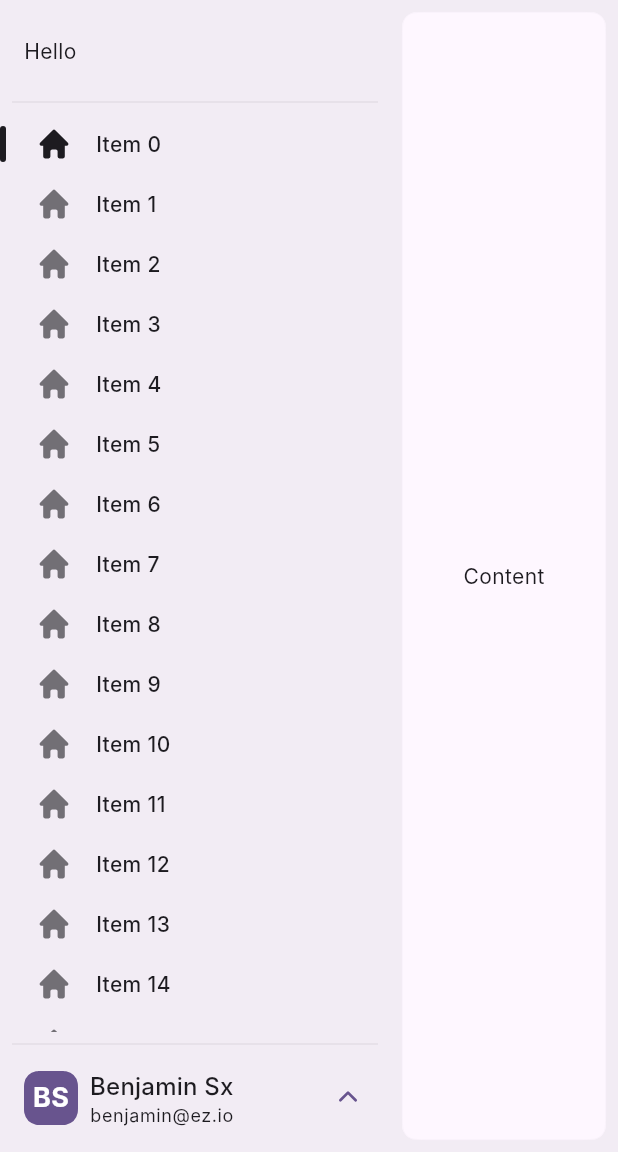
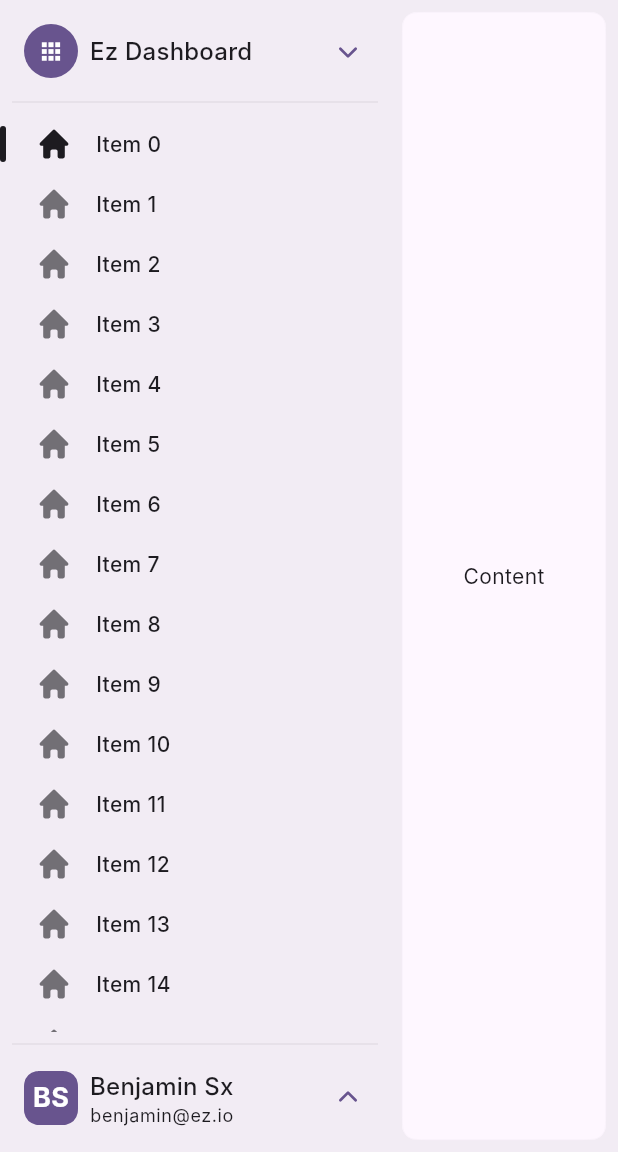
Before and after one commit to bsolca/ez-ui-flutter, a Flutter app: the screen it shows after launch, on a phone screen of 412 x 824 dp, the part 84-1236 px from its top. Run offline on Flutter 3.47's test engine with Material 3 defaults, Android fonts, the light colour scheme and no system bars; drawn by our look-alikes of dropdown_button2; our stand-ins replace flutter_riverpod, flutter_svg, freezed_annotation, go_router, hive, hive_flutter and 1 more; missing offline and left inert: country_flags, quick_log, web_smooth_scroll; accounts and stored records are empty; generated files the repository leaves out were written again; Roboto replaces fonts that are missing (Inter).

Commit message:
Add sidebar header

```diff
--- a/lib/src/shared/ez_icon/ez_icons.dart
+++ b/lib/src/shared/ez_icon/ez_icons.dart
@@ -5,8 +5,13 @@ const String _basePath = 'assets/hero_icons/';
 enum EzIcons {
   /// Chevron up mini icon
   chevronUpMini,
+
+  /// Chevron down mini icon
+  chevronDownMini,
+
   /// Home mini icon
   homeMini,
+
   // Add more icons here as needed
 }
 
@@ -17,6 +22,8 @@ extension EzIconPath on EzIcons {
     switch (this) {
       case EzIcons.chevronUpMini:
         return '${_basePath}chevron-up-mini.svg';
+      case EzIcons.chevronDownMini:
+        return '${_basePath}chevron-down-mini.svg';
       case EzIcons.homeMini:
         return '${_basePath}home-mini.svg';
     }
--- a/lib/src/shared/ez_sidebar/ez_sidebar.dart
+++ b/lib/src/shared/ez_sidebar/ez_sidebar.dart
@@ -90,9 +90,8 @@ class _EzSidebarState extends State<EzSidebar> {
         child: Column(
           children: [
             EzSidebarHeader(
-              logo: widget.logo,
-              headerText: widget.headerText,
-              headerDropdown: widget.headerDropdown,
+              onTap: () => print('Logo tapped'),
+              appName: 'Ez Dashboard',
             ),
             divider,
             Expanded(
@@ -136,7 +135,7 @@ class _EzSidebarState extends State<EzSidebar> {
                     selectedIndex: widget.currentIndex,
                     indicatorColor:
                     EzSidebarConsts.getIndicatorColor(colorScheme),
-                    indicatorPadding: EzSidebarConsts.indicatorPadding,
+                    indicatorPadding: EzSidebarConsts.indicatorVerticalPadding,
                   ),
                 ],
               ),
--- a/lib/src/shared/ez_sidebar/ez_sidebar_consts.dart
+++ b/lib/src/shared/ez_sidebar/ez_sidebar_consts.dart
@@ -14,13 +14,32 @@ class EzSidebarConsts {
   static const double sidebarWidth = 260;
 
   // ************
-  // Divider
+  // Padding and Margins
   // ************
 
-  /// Divider padding
+  /// General horizontal padding
   static const EdgeInsets horizontalPadding = EdgeInsets.symmetric(
     horizontal: 8,
   );
+
+  /// General content padding inside items
+  static const EdgeInsets contentPadding = EdgeInsets.symmetric(
+    horizontal: 16,
+    vertical: 8,
+  );
+
+  /// Padding to the right of the icon in SidebarItem
+  static const EdgeInsets sidebarItemIconPadding = EdgeInsets.only(right: 16);
+
+  /// Header padding
+  static const EdgeInsets headerPadding = EdgeInsets.all(16);
+
+  /// Footer padding
+  static const EdgeInsets footerPadding = EdgeInsets.all(8);
+
+  // ************
+  // Divider
+  // ************
 
   /// Divider thickness
   static const double dividerThickness = 1;
@@ -48,30 +67,13 @@ class EzSidebarConsts {
   // Indicator
   // ************
 
-  /// Padding for sidebar indicator
-  static const EdgeInsets indicatorPadding = EdgeInsets.symmetric(vertical: 8);
-
   /// Default indicator vertical padding
-  static const double indicatorVerticalPadding = 8;
+  static const indicatorVerticalPadding = EdgeInsets.symmetric(vertical: 8);
 
   /// Returns the indicator color based on the color scheme.
   static Color getIndicatorColor(ColorScheme colorScheme) {
     return colorScheme.onSurface;
   }
-
-  // *****************
-  // Sidebar Header
-  // *****************
-
-  /// Padding for sidebar header
-  static const EdgeInsets headerPadding = EdgeInsets.all(16);
-
-  // *****************
-  // Sidebar Footer
-  // *****************
-
-  /// Padding for sidebar footer
-  static const EdgeInsets footerPadding = EdgeInsets.all(8);
 
   // ***********
   // Sidebar Item
@@ -89,23 +91,11 @@ class EzSidebarConsts {
   /// Overlay color opacity for sidebar items
   static const int itemOverlayOpacity = 20;
 
-  /// Padding for SidebarItem content
-  static const EdgeInsets sidebarItemContentPadding =
-      EdgeInsets.symmetric(horizontal: 16, vertical: 8);
-
-  /// Padding to the right of the icon in SidebarItem
-  static const EdgeInsets sidebarItemIconPadding = EdgeInsets.only(right: 16);
-
-  /// Text style for SidebarItem
-  static const TextStyle sidebarItemTextStyle = TextStyle(
-    fontWeight: FontWeight.w500,
-  );
-
   /// Size of the SVG icon in SidebarItem
   static const double sidebarItemIconSize = 24;
 
-  /// Border radius for InkWell in SidebarItem
-  static const double sidebarItemInkWellBorderRadius = 8;
+  /// Blend mode for the SVG icon color filter
+  static const BlendMode sidebarItemIconBlendMode = BlendMode.srcIn;
 
   /// Returns the overlay color for SidebarItem based on the color scheme.
   static Color getSidebarItemOverlayColor(ColorScheme colorScheme) {
@@ -137,17 +127,15 @@ class EzSidebarConsts {
     return colorScheme.onSurface;
   }
 
+  /// Text style for SidebarItem
+  static const TextStyle sidebarItemTextStyle = TextStyle(
+    fontWeight: FontWeight.w500,
+  );
+
   // ***************
   // Avatar
   // ***************
 
   /// Avatar size
   static const double avatarSize = 36;
-
-  // ***************
-  // Icon
-  // ***************
-
-  /// Blend mode for the SVG icon color filter
-  static const BlendMode sidebarItemIconBlendMode = BlendMode.srcIn;
 }
--- a/lib/src/shared/ez_sidebar/ez_sidebar_footer.dart
+++ b/lib/src/shared/ez_sidebar/ez_sidebar_footer.dart
@@ -1,6 +1,4 @@
-// ez_sidebar_footer.dart
 import 'dart:math';
-
 import 'package:flutter/material.dart';
 import 'package:impostor/src/shared/ez_icon/ez_icon.dart';
 import 'package:impostor/src/shared/ez_icon/ez_icons.dart';
@@ -48,74 +46,26 @@ class EzSidebarFooter extends StatelessWidget {
     final name = _data.name;
     final colorScheme = Theme.of(context).colorScheme;
 
-    String getInitials(String name) {
-      final nameParts = name.split(' ');
-      if (nameParts.length == 1) {
-        return nameParts[0]
-            .substring(0, min(2, nameParts[0].length))
-            .toUpperCase();
-      } else {
-        return nameParts.take(2).map((part) => part[0].toUpperCase()).join();
-      }
-    }
-
     Widget avatarWidget;
     if (imgUrl != null) {
-      avatarWidget = ClipSmoothRect(
-        radius: const SmoothBorderRadius.all(
-          SmoothRadius(
-            cornerRadius: 10,
-            cornerSmoothing: 0.3,
-          ),
-        ),
+      avatarWidget = _buildClipSmoothRect(
         child: Image.network(
           imgUrl,
           width: EzSidebarConsts.avatarSize,
           height: EzSidebarConsts.avatarSize,
           fit: BoxFit.cover,
+          errorBuilder: (context, error, stackTrace) {
+            return _buildFallbackAvatar(context, name); // Provide fallback on error
+          },
         ),
       );
     } else {
-      avatarWidget = ClipSmoothRect(
-        radius: const SmoothBorderRadius.all(
-          SmoothRadius(
-            cornerRadius: 10,
-            cornerSmoothing: 0.3,
-          ),
-        ),
-        child: InkWell(
-          onTap: _data.onTap,
-          overlayColor: WidgetStateProperty.all(
-            EzSidebarConsts.getSidebarItemOverlayColor(colorScheme),
-          ),
-          child: Container(
-            width: EzSidebarConsts.avatarSize,
-            height: EzSidebarConsts.avatarSize,
-            color: Theme.of(context).colorScheme.primary,
-            child: Center(
-              child: Text(
-                getInitials(name),
-                style: TextStyle(
-                  color: Theme.of(context).colorScheme.onPrimary,
-                  fontSize: EzSidebarConsts.avatarSize / 2,
-                  fontWeight: FontWeight.bold,
-                ),
-              ),
-            ),
-          ),
-        ),
-      );
+      avatarWidget = _buildFallbackAvatar(context, name);
     }
 
     return Padding(
-      padding: const EdgeInsets.symmetric(horizontal: 8),
-      child: ClipSmoothRect(
-        radius: const SmoothBorderRadius.all(
-          SmoothRadius(
-            cornerRadius: 10,
-            cornerSmoothing: 0.3,
-          ),
-        ),
+      padding: EzSidebarConsts.horizontalPadding,
+      child: _buildClipSmoothRect(
         child: Material(
           color: Colors.transparent,
           child: InkWell(
@@ -135,10 +85,14 @@ class EzSidebarFooter extends StatelessWidget {
                       children: [
                         Text(
                           _data.name,
+                          maxLines: 1,
+                          overflow: TextOverflow.ellipsis,
                           style: Theme.of(context).textTheme.titleMedium,
                         ),
                         Text(
                           _data.email,
+                          maxLines: 1,
+                          overflow: TextOverflow.ellipsis,
                           style: Theme.of(context).textTheme.bodySmall,
                         ),
                       ],
@@ -146,8 +100,8 @@ class EzSidebarFooter extends StatelessWidget {
                   ),
                   EzIcon(
                     EzIcons.chevronUpMini,
-                    color: Theme.of(context).colorScheme.primary,
-                    size: 24,
+                    color: colorScheme.primary,
+                    size: EzSidebarConsts.sidebarItemIconSize,
                   ),
                 ],
               ),
@@ -157,4 +111,47 @@ class EzSidebarFooter extends StatelessWidget {
       ),
     );
   }
+
+  Widget _buildClipSmoothRect({required Widget child}) {
+    return ClipSmoothRect(
+      radius: const SmoothBorderRadius.all(
+        SmoothRadius(
+          cornerRadius: 10,
+          cornerSmoothing: 0.3,
+        ),
+      ),
+      child: child,
+    );
+  }
+
+  Widget _buildFallbackAvatar(BuildContext context, String name) {
+    String getInitials(String name) {
+      final nameParts = name.split(' ');
+      if (nameParts.length == 1) {
+        return nameParts[0]
+            .substring(0, min(2, nameParts[0].length))
+            .toUpperCase();
+      } else {
+        return nameParts.take(2).map((part) => part[0].toUpperCase()).join();
+      }
+    }
+
+    return _buildClipSmoothRect(
+      child: Container(
+        width: EzSidebarConsts.avatarSize,
+        height: EzSidebarConsts.avatarSize,
+        color: Theme.of(context).colorScheme.primary,
+        child: Center(
+          child: Text(
+            getInitials(name),
+            style: TextStyle(
+              color: Theme.of(context).colorScheme.onPrimary,
+              fontSize: EzSidebarConsts.avatarSize / 2,
+              fontWeight: FontWeight.bold,
+            ),
+          ),
+        ),
+      ),
+    );
+  }
 }
--- a/lib/src/shared/ez_sidebar/ez_sidebar_header.dart
+++ b/lib/src/shared/ez_sidebar/ez_sidebar_header.dart
@@ -1,40 +1,136 @@
+// ez_sidebar_header.dart
 import 'package:flutter/material.dart';
+import 'package:impostor/src/shared/ez_icon/ez_icon.dart';
+import 'package:impostor/src/shared/ez_icon/ez_icons.dart';
 import 'package:impostor/src/shared/ez_sidebar/ez_sidebar_consts.dart';
+import 'package:impostor/src/shared/ez_sidebar/model/ez_sidebar_header_data.codegen.dart';
+import 'package:impostor/src/shared/squircle/squircle.dart';
 
 /// A [EzSidebarHeader] widget that displays the header section of the sidebar.
 ///
-/// This widget can include a logo, header text, and an optional dropdown menu.
+/// This widget uses [EzSidebarHeaderData] to display the app name and logo.
 class EzSidebarHeader extends StatelessWidget {
+  /// Factory constructor that creates [EzSidebarHeaderData] from parameters.
+  factory EzSidebarHeader({
+    Key? key,
+    required String appName,
+    required VoidCallback onTap,
+    String? avatarUrl,
+  }) {
+    return EzSidebarHeader._(
+      key: key,
+      data: EzSidebarHeaderData(
+        appName: appName,
+        onTap: onTap,
+        avatarUrl: avatarUrl,
+      ),
+    );
+  }
+
   /// Creates a [EzSidebarHeader] widget.
-  ///
-  /// The [logo], [headerText], and [headerDropdown] parameters are optional.
-  const EzSidebarHeader({
+  const EzSidebarHeader._({
     super.key,
-    this.logo,
-    this.headerText,
-    this.headerDropdown,
-  });
+    required EzSidebarHeaderData data,
+  }) : _data = data;
 
-  /// The logo widget displayed in the header.
-  final Widget? logo;
-
-  /// The text displayed in the header.
-  final String? headerText;
-
-  /// An optional dropdown widget displayed in the header.
-  final Widget? headerDropdown;
+  /// The data used to populate the header.
+  final EzSidebarHeaderData _data;
 
   @override
   Widget build(BuildContext context) {
+    final imgUrl = _data.avatarUrl;
+    final appName = _data.appName;
+    final colorScheme = Theme.of(context).colorScheme;
+
+    Widget avatarWidget;
+    if (imgUrl != null) {
+      avatarWidget = ClipOval(
+        child: Container(
+          decoration: BoxDecoration(
+            border: Border.all(
+              color: Theme.of(context).colorScheme.primary,
+              width: 0.5,
+            ),
+            shape: BoxShape.circle,
+          ),
+          child: Image.network(
+            imgUrl,
+            width: EzSidebarConsts.avatarSize,
+            height: EzSidebarConsts.avatarSize,
+            fit: BoxFit.cover,
+          ),
+        ),
+      );
+    } else {
+      avatarWidget = ClipOval(
+        child: InkWell(
+          onTap: _data.onTap,
+          overlayColor: WidgetStateProperty.all(
+            EzSidebarConsts.getSidebarItemOverlayColor(colorScheme),
+          ),
+          child: Container(
+            width: EzSidebarConsts.avatarSize,
+            height: EzSidebarConsts.avatarSize,
+            color: Theme.of(context).colorScheme.primary,
+            child: Center(
+              child: Icon(
+                Icons.apps, // You can customize this icon
+                color: Theme.of(context).colorScheme.onPrimary,
+                size: EzSidebarConsts.avatarSize / 2,
+              ),
+            ),
+          ),
+        ),
+      );
+    }
+
     return Padding(
-      padding: EzSidebarConsts.headerPadding,
-      child: Row(
-        children: [
-          if (logo != null) logo!,
-          if (headerText != null) Text(headerText!),
-          if (headerDropdown != null) headerDropdown!,
-        ],
+      padding: EzSidebarConsts.horizontalPadding,
+      child: _buildClipSmoothRect(
+        child: Material(
+          color: Colors.transparent,
+          child: InkWell(
+            onTap: _data.onTap,
+            overlayColor: WidgetStateProperty.all(
+              EzSidebarConsts.getSidebarItemOverlayColor(colorScheme),
+            ),
+            child: Padding(
+              padding: EzSidebarConsts.footerPadding,
+              child: Row(
+                children: [
+                  avatarWidget,
+                  const SizedBox(width: 8),
+                  Expanded(
+                    child: Text(
+                      maxLines: 1,
+                      overflow: TextOverflow.ellipsis,
+                      appName,
+                      style: Theme.of(context).textTheme.titleMedium,
+                    ),
+                  ),
+                  EzIcon(
+                    EzIcons.chevronDownMini,
+                    color: Theme.of(context).colorScheme.primary,
+                    size: EzSidebarConsts.sidebarItemIconSize,
+                  ),
+                ],
+              ),
+            ),
+          ),
+        ),
       ),
     );
   }
+
+  Widget _buildClipSmoothRect({required Widget child}) {
+    return ClipSmoothRect(
+      radius: const SmoothBorderRadius.all(
+        SmoothRadius(
+          cornerRadius: 10,
+          cornerSmoothing: 0.3,
+        ),
+      ),
+      child: child,
+    );
+  }
 }
--- a/lib/src/shared/ez_sidebar/ez_sidebar_item.dart
+++ b/lib/src/shared/ez_sidebar/ez_sidebar_item.dart
@@ -1,4 +1,3 @@
-// ez_sidebar_item.dart
 import 'package:flutter/material.dart';
 import 'package:flutter_svg/flutter_svg.dart';
 import 'package:impostor/src/shared/ez_sidebar/ez_sidebar_consts.dart';
@@ -75,8 +74,8 @@ class _EzSidebarItemState extends State<EzSidebarItem> {
         child: ClipSmoothRect(
           radius: const SmoothBorderRadius.all(
             SmoothRadius(
-              cornerRadius: 10,
-              cornerSmoothing: 0.3,
+              cornerRadius: EzSidebarConsts.itemBorderRadius,
+              cornerSmoothing: EzSidebarConsts.itemBorderSmoothing,
             ),
           ),
           child: Material(
@@ -87,7 +86,7 @@ class _EzSidebarItemState extends State<EzSidebarItem> {
                 EzSidebarConsts.getSidebarItemOverlayColor(colorScheme),
               ),
               child: Padding(
-                padding: EzSidebarConsts.sidebarItemContentPadding,
+                padding: EzSidebarConsts.contentPadding, // Using contentPadding here
                 child: Row(
                   children: [
                     if (widget.iconPath != null)
--- /dev/null
+++ b/lib/src/shared/ez_sidebar/model/ez_sidebar_header_data.codegen.dart
@@ -0,0 +1,16 @@
+import 'dart:ui';
+
+import 'package:freezed_annotation/freezed_annotation.dart';
+
+part 'ez_sidebar_header_data.codegen.freezed.dart';
+
+/// A data model representing the header section of the sidebar.
+@freezed
+class EzSidebarHeaderData with _$EzSidebarHeaderData {
+  /// A data model representing the header section of the sidebar.
+  const factory EzSidebarHeaderData({
+    required String appName,
+    required VoidCallback onTap,
+    String? avatarUrl,
+  }) = _EzSidebarHeaderData;
+}
```
Also changed, not shown: assets/hero_icons/chevron-down-mini.svg (added), lib/src/shared/ez_sidebar/model/ez_sidebar_footer_data.codegen.freezed.dart (added), lib/src/shared/ez_sidebar/model/ez_sidebar_header_data.codegen.freezed.dart (added), lib/src/shared/ez_sidebar/model/ez_sidebar_item_data.codegen.freezed.dart (added).
